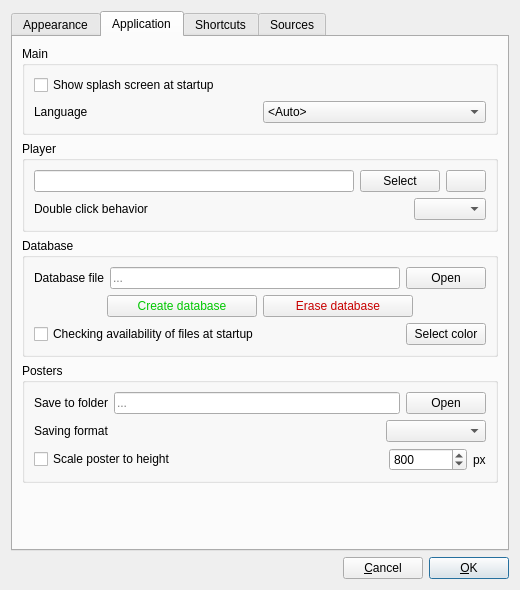
First picture: the form in src/settingswindow.ui, repository eugene-melnik/alexandra, before the edit.
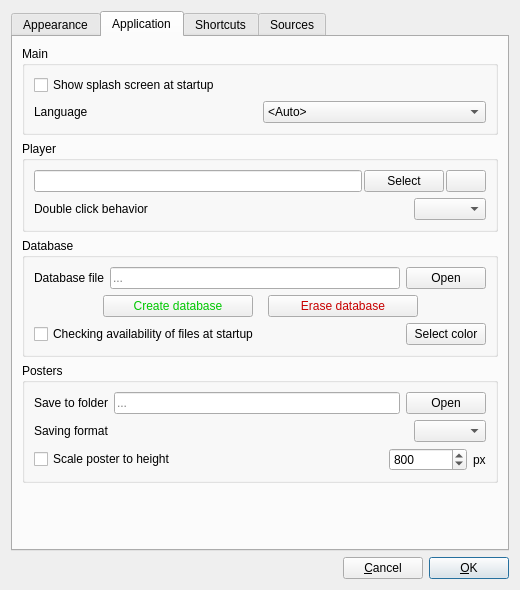
Second picture: the form after the edit. The open tabs and pages were chosen to show the change. Icons and pictures are not drawn.

```diff
--- a/src/settingswindow.ui
+++ b/src/settingswindow.ui
@@ -558,6 +558,9 @@
          <layout class="QVBoxLayout" name="layoutBoxPlayer">
           <item>
            <layout class="QHBoxLayout" name="layoutPlayerPath">
+            <property name="spacing">
+             <number>2</number>
+            </property>
             <item>
              <widget class="QLineEdit" name="eExternalPlayer"/>
             </item>
@@ -640,6 +643,9 @@
           </item>
           <item>
            <layout class="QHBoxLayout" name="layoutDatabaseButtons">
+            <property name="spacing">
+             <number>15</number>
+            </property>
             <item>
              <spacer name="spacerDatabaseButtonsLeft">
               <property name="orientation">
@@ -779,14 +785,7 @@
              </widget>
             </item>
             <item>
-             <widget class="QComboBox" name="cbSavingFormat">
-              <property name="minimumSize">
-               <size>
-                <width>100</width>
-                <height>0</height>
-               </size>
-              </property>
-             </widget>
+             <widget class="QComboBox" name="cbSavingFormat"/>
             </item>
            </layout>
           </item>
```
Left out of the diff: 2 changed lines with no effect on the pictures.
